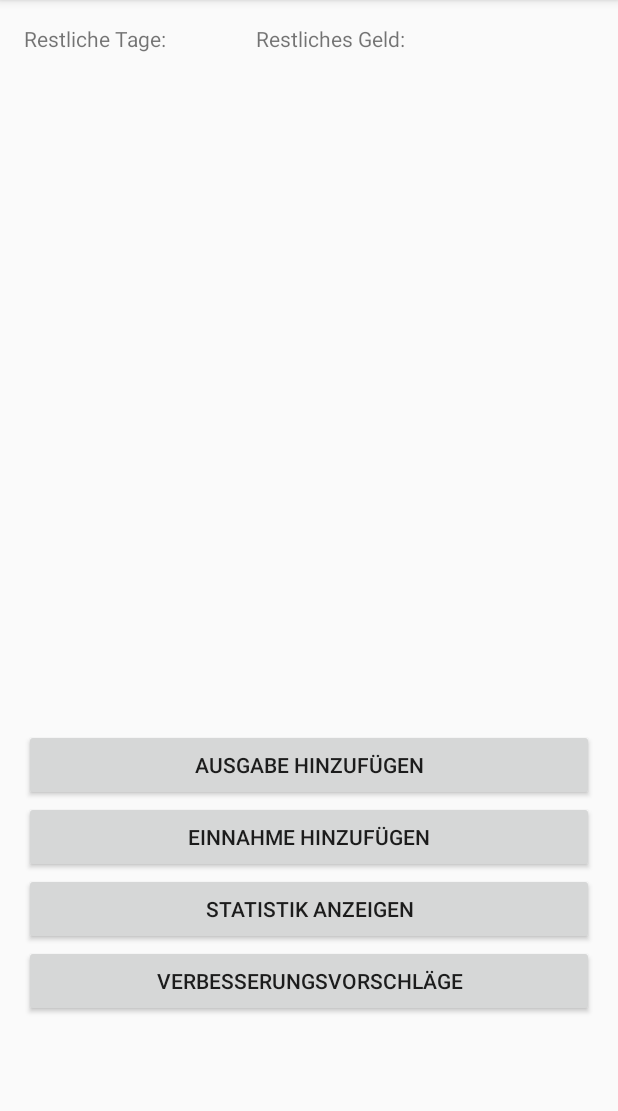
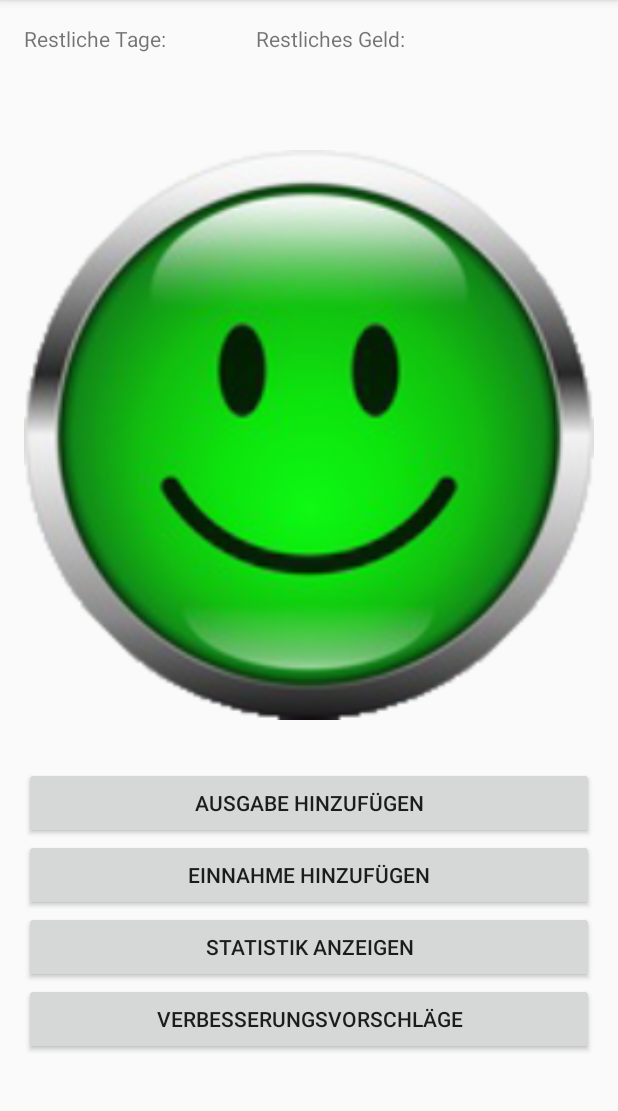
Before and after one commit to MaxHaslehner/FinanzenManager, an Android app: the screen it shows after launch (MainActivity), on a phone screen of 412 x 824 dp, the part 84-1195 px from its top. Run offline under Robolectric (Android 15) with nearby library versions, the phone set to English and light mode, and no system bars.

Commit message:
Pics + Verbindungen
Bilder für die MainAktivity geaddet und die Verbindungen zu den anderen
Aktivitys gemacht.

```diff
--- a/MyApplication/app/build.gradle
+++ b/MyApplication/app/build.gradle
@@ -23,4 +23,5 @@ dependencies {
     compile fileTree(dir: 'libs', include: ['*.jar'])
     testCompile 'junit:junit:4.12'
     compile 'com.android.support:appcompat-v7:23.0.1'
+
 }
--- a/MyApplication/app/src/main/res/layout/activity_main.xml
+++ b/MyApplication/app/src/main/res/layout/activity_main.xml
@@ -56,28 +56,33 @@
             android:layout_height="wrap_content"
             android:text="Ausgabe Hinzufügen"
             android:id="@+id/button"
-            android:layout_gravity="center_horizontal" />
+            android:layout_gravity="center_horizontal"
+            android:onClick="addAusgabe" />
 
         <Button
             android:layout_width="match_parent"
             android:layout_height="wrap_content"
             android:text="Einnahme Hinzufügen"
             android:id="@+id/button2"
-            android:layout_gravity="center_horizontal" />
+            android:layout_gravity="center_horizontal"
+            android:nestedScrollingEnabled="false"
+            android:onClick="addEinnahme" />
 
         <Button
             android:layout_width="match_parent"
             android:layout_height="wrap_content"
             android:text="Statistik Anzeigen"
             android:id="@+id/button3"
-            android:layout_gravity="center_horizontal" />
+            android:layout_gravity="center_horizontal"
+            android:onClick="kategorieStatistik" />
 
         <Button
             android:layout_width="match_parent"
             android:layout_height="wrap_content"
             android:text="Verbesserungsvorschläge"
             android:id="@+id/button4"
-            android:layout_gravity="center_horizontal" />
+            android:layout_gravity="center_horizontal"
+            android:onClick="verbesserungen" />
 
     </LinearLayout>
 
--- a/MyApplication/app/src/main/res/layout/activity_verbesserungen.xml
+++ b/MyApplication/app/src/main/res/layout/activity_verbesserungen.xml
@@ -20,7 +20,7 @@
         <TextView
             android:layout_width="wrap_content"
             android:layout_height="wrap_content"
-            android:text="Verbesserungvorschläge"
+            android:text="Verbesserungen"
             android:id="@+id/textView20"
             android:textSize="40px"
             android:layout_alignParentTop="true"
```
Also changed, not shown: MyApplication/app/src/main/java/com/example/mhaslehner/finanzmanager/KategorieStatistik.java (+13 -0 lines), MyApplication/app/src/main/java/com/example/mhaslehner/finanzmanager/MainActivity.java (+39 -0 lines), MyApplication/app/src/main/res/layout/activity_kategorie_statistik.xml (+18 -3 lines), MyApplication/app/src/main/res/drawable/smiley_gelb.png (added), MyApplication/app/src/main/res/drawable/smiley_gruen.png (added), MyApplication/app/src/main/res/drawable/smiley_rot.png (added).
